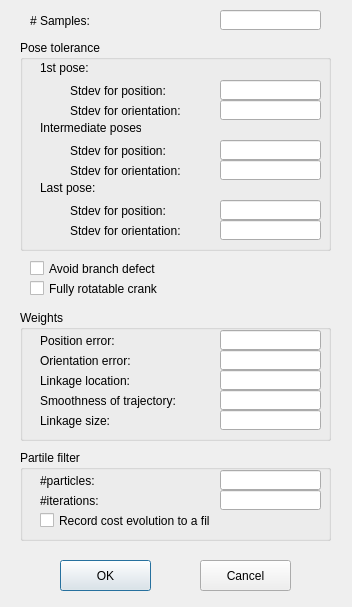
This is KinematicDesign/LinkageSynthesisOptionDialog.ui in gnishida/KinematicDesign as Qt 5 draws it before an edit. The edited form follows.
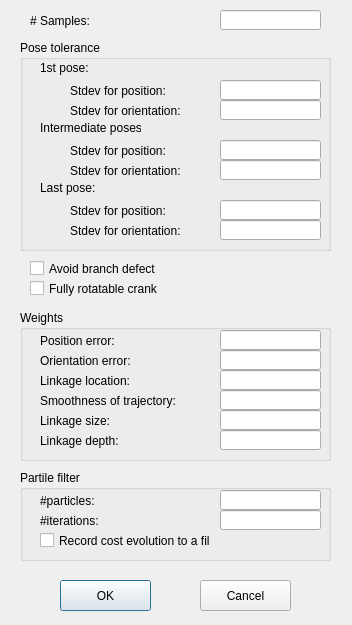
This is the edited form.

Diff of the .ui file:
```diff
--- a/KinematicDesign/LinkageSynthesisOptionDialog.ui
+++ b/KinematicDesign/LinkageSynthesisOptionDialog.ui
@@ -7,7 +7,7 @@
     <x>0</x>
     <y>0</y>
     <width>352</width>
-    <height>607</height>
+    <height>625</height>
    </rect>
   </property>
   <property name="windowTitle">
@@ -66,7 +66,7 @@
    <property name="geometry">
     <rect>
      <x>60</x>
-     <y>560</y>
+     <y>580</y>
      <width>91</width>
      <height>31</height>
     </rect>
@@ -79,7 +79,7 @@
    <property name="geometry">
     <rect>
      <x>200</x>
-     <y>560</y>
+     <y>580</y>
      <width>91</width>
      <height>31</height>
     </rect>
@@ -284,7 +284,7 @@
      <x>20</x>
      <y>310</y>
      <width>311</width>
-     <height>131</height>
+     <height>151</height>
     </rect>
    </property>
    <property name="title">
@@ -405,12 +405,35 @@
      </rect>
     </property>
    </widget>
+   <widget class="QLineEdit" name="lineEditLinkageDepthWeight">
+    <property name="geometry">
+     <rect>
+      <x>200</x>
+      <y>120</y>
+      <width>101</width>
+      <height>20</height>
+     </rect>
+    </property>
+   </widget>
+   <widget class="QLabel" name="label_18">
+    <property name="geometry">
+     <rect>
+      <x>20</x>
+      <y>120</y>
+      <width>121</width>
+      <height>21</height>
+     </rect>
+    </property>
+    <property name="text">
+     <string>Linkage depth:</string>
+    </property>
+   </widget>
   </widget>
   <widget class="QGroupBox" name="groupBox_3">
    <property name="geometry">
     <rect>
      <x>20</x>
-     <y>450</y>
+     <y>470</y>
      <width>311</width>
      <height>91</height>
     </rect>
```
